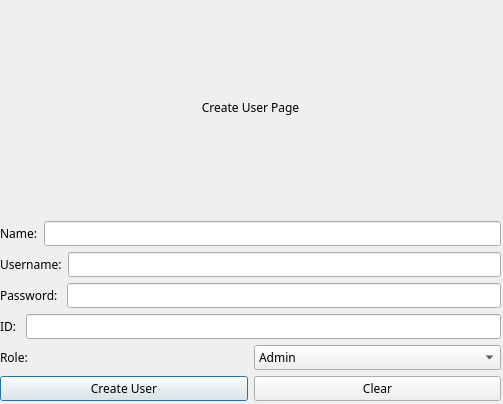
OMarey1/University-Course-Registration-System, file UCRS/Forms/cupage.ui: the form before one commit.
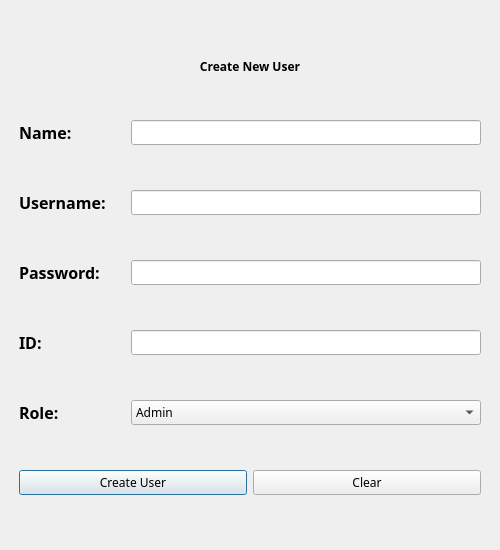
The form after the commit.

Commit message: Fixed create user and edit user UI, added edited user functionality, auto table reload

Patch:
```diff
--- a/UCRS/Forms/cupage.ui
+++ b/UCRS/Forms/cupage.ui
@@ -6,20 +6,20 @@
    <rect>
     <x>0</x>
     <y>0</y>
-    <width>503</width>
-    <height>404</height>
+    <width>500</width>
+    <height>550</height>
    </rect>
   </property>
   <property name="minimumSize">
    <size>
-    <width>503</width>
-    <height>404</height>
+    <width>500</width>
+    <height>550</height>
    </size>
   </property>
   <property name="maximumSize">
    <size>
-    <width>503</width>
-    <height>404</height>
+    <width>500</width>
+    <height>550</height>
    </size>
   </property>
   <property name="font">
@@ -28,22 +28,61 @@
    </font>
   </property>
   <property name="windowTitle">
-   <string>Dialog</string>
+   <string>UCRS - Create User Page</string>
   </property>
-  <widget class="QWidget" name="verticalLayoutWidget">
+  <property name="styleSheet">
+   <string notr="true">#nameLabel, #usernameLabel, #passwordLabel,#idLabel,#roleLabel{
+	font-size: 16px;
+	font-weight: bold;
+}</string>
+  </property>
+  <widget class="QWidget" name="centralWidget" native="true">
    <property name="geometry">
     <rect>
      <x>0</x>
      <y>0</y>
-     <width>501</width>
-     <height>401</height>
+     <width>500</width>
+     <height>550</height>
     </rect>
    </property>
+   <property name="sizePolicy">
+    <sizepolicy hsizetype="Preferred" vsizetype="Preferred">
+     <horstretch>0</horstretch>
+     <verstretch>0</verstretch>
+    </sizepolicy>
+   </property>
+   <layout class="QVBoxLayout" name="verticalLayout_2" stretch="0">
+    <property name="leftMargin">
+     <number>10</number>
+    </property>
+    <property name="topMargin">
+     <number>10</number>
+    </property>
+    <property name="rightMargin">
+     <number>10</number>
+    </property>
+    <property name="bottomMargin">
+     <number>0</number>
+    </property>
+    <item>
+     <widget class="QWidget" name="verticalWidget" native="true">
    <layout class="QVBoxLayout" name="verticalLayout">
     <item>
-     <widget class="QLabel" name="label_5">
+        <widget class="QLabel" name="pageTitleLable">
+         <property name="sizePolicy">
+          <sizepolicy hsizetype="Preferred" vsizetype="Fixed">
+           <horstretch>0</horstretch>
+           <verstretch>0</verstretch>
+          </sizepolicy>
+         </property>
+         <property name="font">
+          <font>
+           <family>Century Gothic</family>
+           <bold>true</bold>
+          </font>
+         </property>
       <property name="text">
-       <string>Create User Page</string>
+          <string>Create New User</string>
       </property>
       <property name="alignment">
        <set>Qt::AlignmentFlag::AlignCenter</set>
@@ -53,63 +92,115 @@
     <item>
      <layout class="QHBoxLayout" name="horizontalLayout_4">
       <item>
-       <widget class="QLabel" name="label">
+          <widget class="QLabel" name="nameLabel">
         <property name="text">
          <string>Name:</string>
         </property>
        </widget>
       </item>
       <item>
-       <widget class="QLineEdit" name="namelineEdit"/>
+          <widget class="QLineEdit" name="namelineEdit">
+           <property name="sizePolicy">
+            <sizepolicy hsizetype="Fixed" vsizetype="Fixed">
+             <horstretch>0</horstretch>
+             <verstretch>0</verstretch>
+            </sizepolicy>
+           </property>
+           <property name="minimumSize">
+            <size>
+             <width>350</width>
+             <height>0</height>
+            </size>
+           </property>
+          </widget>
       </item>
      </layout>
     </item>
     <item>
      <layout class="QHBoxLayout" name="horizontalLayout_5">
       <item>
-       <widget class="QLabel" name="label_2">
+          <widget class="QLabel" name="usernameLabel">
         <property name="text">
          <string>Username:</string>
         </property>
        </widget>
       </item>
       <item>
-       <widget class="QLineEdit" name="usernamelineEdit"/>
+          <widget class="QLineEdit" name="usernamelineEdit">
+           <property name="sizePolicy">
+            <sizepolicy hsizetype="Fixed" vsizetype="Fixed">
+             <horstretch>0</horstretch>
+             <verstretch>0</verstretch>
+            </sizepolicy>
+           </property>
+           <property name="minimumSize">
+            <size>
+             <width>350</width>
+             <height>0</height>
+            </size>
+           </property>
+          </widget>
       </item>
      </layout>
     </item>
     <item>
      <layout class="QHBoxLayout" name="horizontalLayout_6">
       <item>
-       <widget class="QLabel" name="label_3">
+          <widget class="QLabel" name="passwordLabel">
         <property name="text">
          <string>Password: </string>
         </property>
        </widget>
       </item>
       <item>
-       <widget class="QLineEdit" name="passwordlineEdit"/>
+          <widget class="QLineEdit" name="passwordlineEdit">
+           <property name="sizePolicy">
+            <sizepolicy hsizetype="Fixed" vsizetype="Fixed">
+             <horstretch>0</horstretch>
+             <verstretch>0</verstretch>
+            </sizepolicy>
+           </property>
+           <property name="minimumSize">
+            <size>
+             <width>350</width>
+             <height>0</height>
+            </size>
+           </property>
+          </widget>
       </item>
      </layout>
     </item>
     <item>
      <layout class="QHBoxLayout" name="horizontalLayout_8">
       <item>
-       <widget class="QLabel" name="label_6">
+          <widget class="QLabel" name="idLabel">
         <property name="text">
          <string>ID: </string>
         </property>
        </widget>
       </item>
       <item>
-       <widget class="QLineEdit" name="idlineEdit"/>
+          <widget class="QLineEdit" name="idlineEdit">
+           <property name="sizePolicy">
+            <sizepolicy hsizetype="Fixed" vsizetype="Fixed">
+             <horstretch>0</horstretch>
+             <verstretch>0</verstretch>
+            </sizepolicy>
+           </property>
+           <property name="minimumSize">
+            <size>
+             <width>350</width>
+             <height>0</height>
+            </size>
+           </property>
+          </widget>
       </item>
      </layout>
     </item>
     <item>
      <layout class="QHBoxLayout" name="horizontalLayout_7">
       <item>
-       <widget class="QLabel" name="label_4">
+          <widget class="QLabel" name="roleLabel">
         <property name="text">
          <string>Role: </string>
         </property>
@@ -117,21 +208,33 @@
       </item>
       <item>
        <widget class="QComboBox" name="rolecomboBox">
+           <property name="sizePolicy">
+            <sizepolicy hsizetype="Fixed" vsizetype="Fixed">
+             <horstretch>0</horstretch>
+             <verstretch>0</verstretch>
+            </sizepolicy>
+           </property>
+           <property name="minimumSize">
+            <size>
+             <width>350</width>
+             <height>0</height>
+            </size>
+           </property>
         <item>
          <property name="text">
           <string>Admin</string>
          </property>
         </item>
-        <item>
-         <property name="text">
-          <string>Student</string>
-         </property>
-        </item>
         <item>
          <property name="text">
           <string>Instructor</string>
          </property>
         </item>
+           <item>
+            <property name="text">
+             <string>Student</string>
+            </property>
+           </item>
        </widget>
       </item>
      </layout>
@@ -140,6 +243,9 @@
      <layout class="QHBoxLayout" name="horizontalLayout_3">
       <item>
        <widget class="QPushButton" name="createUserButton">
+           <property name="cursor">
+            <cursorShape>PointingHandCursor</cursorShape>
+           </property>
         <property name="text">
          <string>Create User</string>
         </property>
@@ -147,12 +253,18 @@
       </item>
       <item>
        <widget class="QPushButton" name="clearButton">
+           <property name="cursor">
+            <cursorShape>PointingHandCursor</cursorShape>
+           </property>
         <property name="text">
          <string>Clear</string>
         </property>
        </widget>
       </item>
      </layout>
+       </item>
+      </layout>
+     </widget>
     </item>
    </layout>
   </widget>
```
Lines whose indentation alone changed are shown as unchanged. The commit also changes 14 other files.
